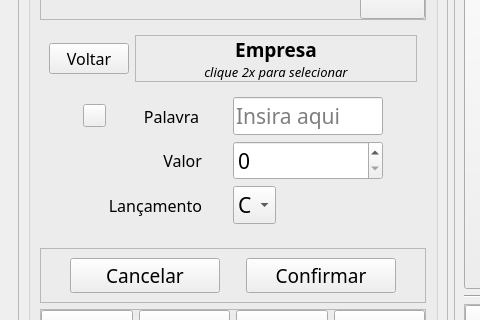
Above: code/src/ui/window_extratos.ui from DeltaPrice-Pedro/Extrato_Auto before the change; both pictures show x 0 to 480 and y 390 to 710 of the 669 by 796 pixel window. Below: the same form after it.
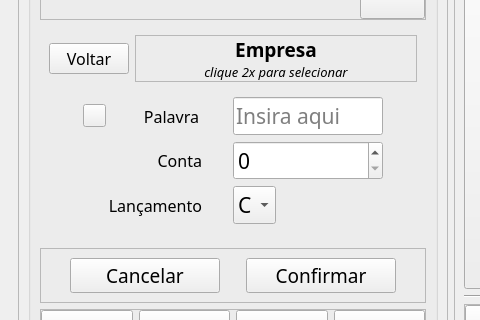
That is the form after the change. The open tabs and pages were chosen to show the change. Icons and pictures are not drawn.

Diff of the .ui file:
```diff
--- a/code/src/ui/window_extratos.ui
+++ b/code/src/ui/window_extratos.ui
@@ -592,7 +592,7 @@
                            </font>
                           </property>
                           <property name="text">
-                           <string>Valor</string>
+                           <string>Conta</string>
                           </property>
                           <property name="alignment">
                            <set>Qt::AlignmentFlag::AlignRight|Qt::AlignmentFlag::AlignTrailing|Qt::AlignmentFlag::AlignVCenter</set>
```
